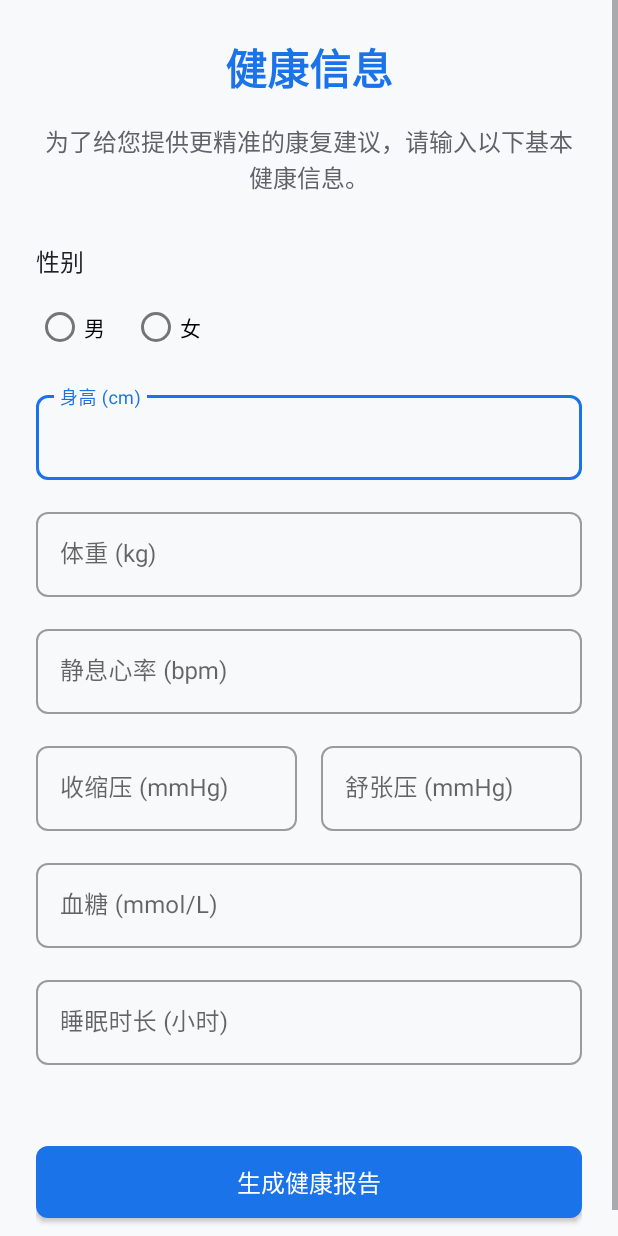
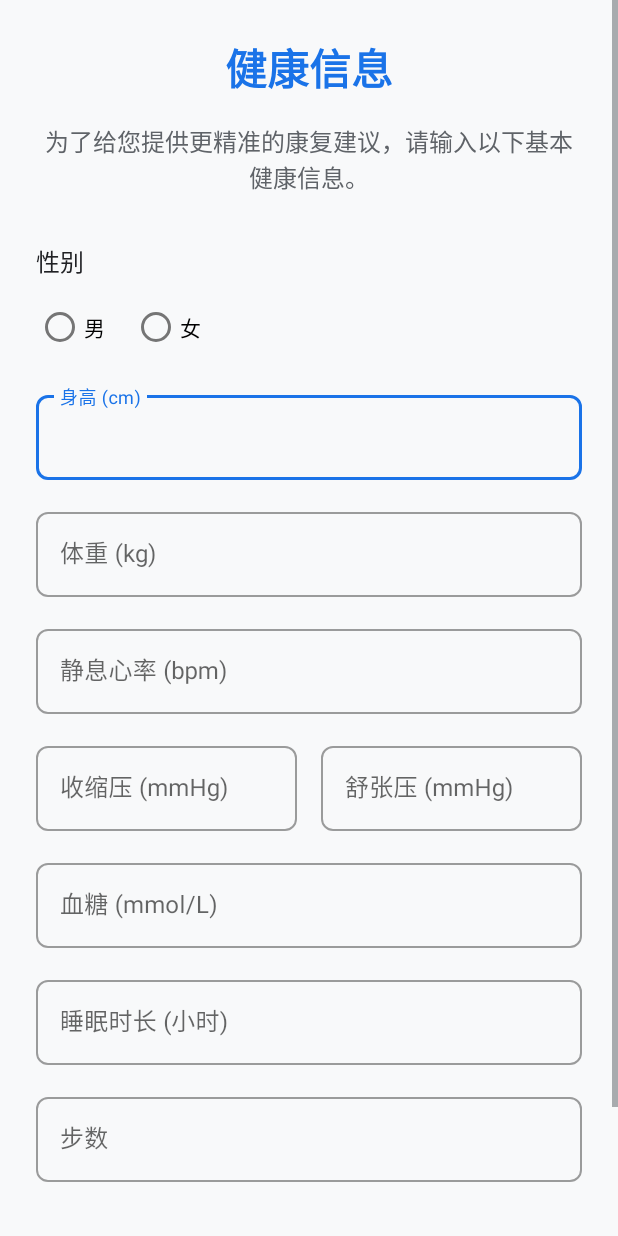
Before and after one commit to wuwuevan/APP, an Android app: the InitialHealthMetricsActivity screen opened directly, with no data from a screen before it, on a phone screen of 412 x 824 dp. Run offline under Robolectric (Android 15) with nearby library versions, the phone set to English and light mode, and no system bars; our stand-ins replace Room's generated code.

Commit message:
feat: use real metrics and add step count

```diff
--- a/app/src/main/java/com/example/myapplication/ui/health/InitialHealthMetricsActivity.java
+++ b/app/src/main/java/com/example/myapplication/ui/health/InitialHealthMetricsActivity.java
@@ -28,7 +28,7 @@ import java.util.Locale;
 public class InitialHealthMetricsActivity extends AppCompatActivity {
 
     private EditText etHeight, etWeight, etHeartRate, etSystolic, etDiastolic;
-    private EditText etBloodSugar, etSleepHours;
+    private EditText etBloodSugar, etSleepHours, etStepCount;
     private RadioGroup rgGender;
     private RadioButton rbMale;
     private RadioButton rbFemale;
@@ -77,6 +77,7 @@ public class InitialHealthMetricsActivity extends AppCompatActivity {
         etDiastolic = findViewById(R.id.et_diastolic);
         etBloodSugar = findViewById(R.id.et_blood_sugar);
         etSleepHours = findViewById(R.id.et_sleep_hours);
+        etStepCount = findViewById(R.id.et_step_count);
         btnGenerateReport = findViewById(R.id.btn_generate_report);
     }
 
@@ -85,7 +86,7 @@ public class InitialHealthMetricsActivity extends AppCompatActivity {
             TextUtils.isEmpty(etHeight.getText()) || TextUtils.isEmpty(etWeight.getText()) ||
             TextUtils.isEmpty(etHeartRate.getText()) || TextUtils.isEmpty(etSystolic.getText()) ||
             TextUtils.isEmpty(etDiastolic.getText()) || TextUtils.isEmpty(etBloodSugar.getText()) ||
-            TextUtils.isEmpty(etSleepHours.getText())) {
+            TextUtils.isEmpty(etSleepHours.getText()) || TextUtils.isEmpty(etStepCount.getText())) {
             Toast.makeText(this, "所有字段均为必填项", Toast.LENGTH_SHORT).show();
             return false;
         }
@@ -112,6 +113,7 @@ public class InitialHealthMetricsActivity extends AppCompatActivity {
         float bmi = calculateBmi(height, weight);
         float bloodSugar = Float.parseFloat(etBloodSugar.getText().toString());
         float sleepHours = Float.parseFloat(etSleepHours.getText().toString());
+        int stepCount = Integer.parseInt(etStepCount.getText().toString());
 
         saveIndicator("身高", height, currentTime);
         saveIndicator("体重", weight, currentTime);
@@ -121,12 +123,21 @@ public class InitialHealthMetricsActivity extends AppCompatActivity {
         saveIndicator("舒张压", Float.parseFloat(etDiastolic.getText().toString()), currentTime);
         saveIndicator("血糖", bloodSugar, currentTime);
         saveIndicator("睡眠时长", sleepHours, currentTime);
+        saveStepCountIndicator(stepCount, currentTime);
 
         Toast.makeText(this, "健康数据已保存", Toast.LENGTH_SHORT).show();
     }
 
     private void saveIndicator(String type, float value, String time) {
         HealthIndicator indicator = new HealthIndicator(userId, type, value, time);
+        healthIndicatorDao.addHealthIndicator(indicator);
+    }
+
+    private void saveStepCountIndicator(int stepCount, String time) {
+        HealthIndicator indicator = new HealthIndicator(userId, "步数", stepCount, time);
+        if (stepCount < 2000 || stepCount > 30000) {
+            indicator.setIsAbnormal(1);
+        }
         healthIndicatorDao.addHealthIndicator(indicator);
     }
 
--- a/app/src/main/res/layout/activity_initial_health_metrics.xml
+++ b/app/src/main/res/layout/activity_initial_health_metrics.xml
@@ -169,6 +169,20 @@
                 android:inputType="numberDecimal" />
         </com.google.android.material.textfield.TextInputLayout>
 
+        <com.google.android.material.textfield.TextInputLayout
+            style="@style/Widget.MaterialComponents.TextInputLayout.OutlinedBox"
+            android:layout_width="match_parent"
+            android:layout_height="wrap_content"
+            android:hint="步数"
+            android:layout_marginBottom="16dp">
+
+            <com.google.android.material.textfield.TextInputEditText
+                android:id="@+id/et_step_count"
+                android:layout_width="match_parent"
+                android:layout_height="wrap_content"
+                android:inputType="number" />
+        </com.google.android.material.textfield.TextInputLayout>
+
         <Button
             android:id="@+id/btn_generate_report"
             android:layout_width="match_parent"
```
Also changed, not shown: app/src/main/java/com/example/myapplication/ui/dashboard/HomeFragment.java (+6 -6 lines), app/src/main/java/com/example/myapplication/ui/health/HealthFragment.java (+29 -39 lines), app/src/main/res/layout/fragment_health.xml (+10 -10 lines).
